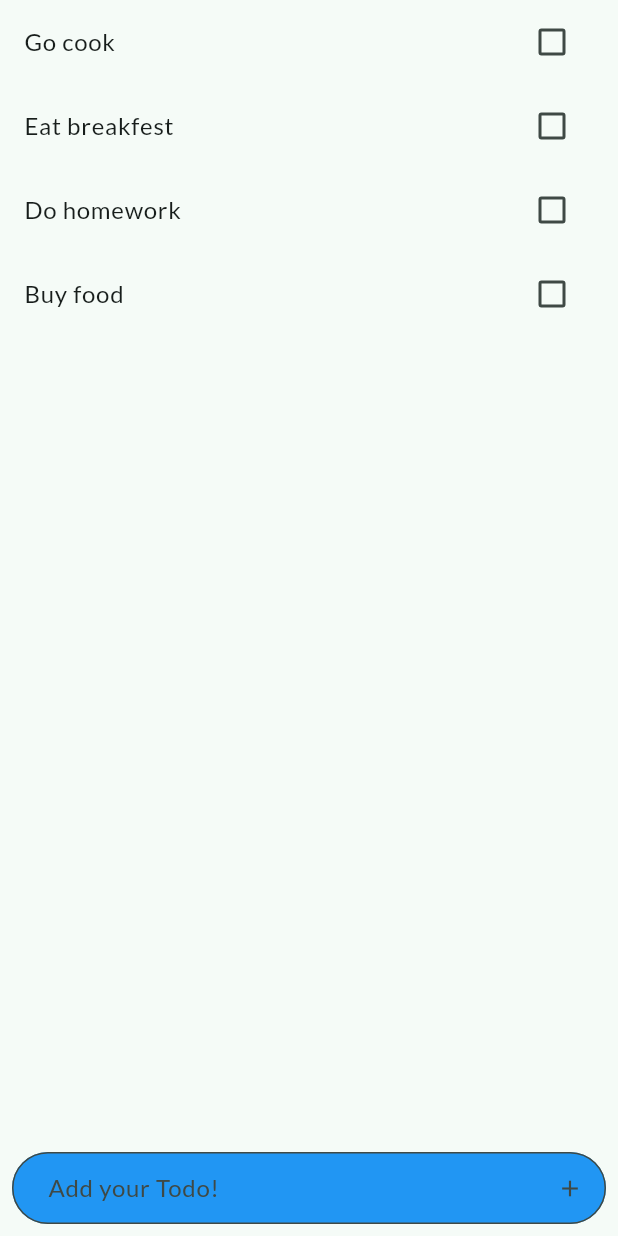
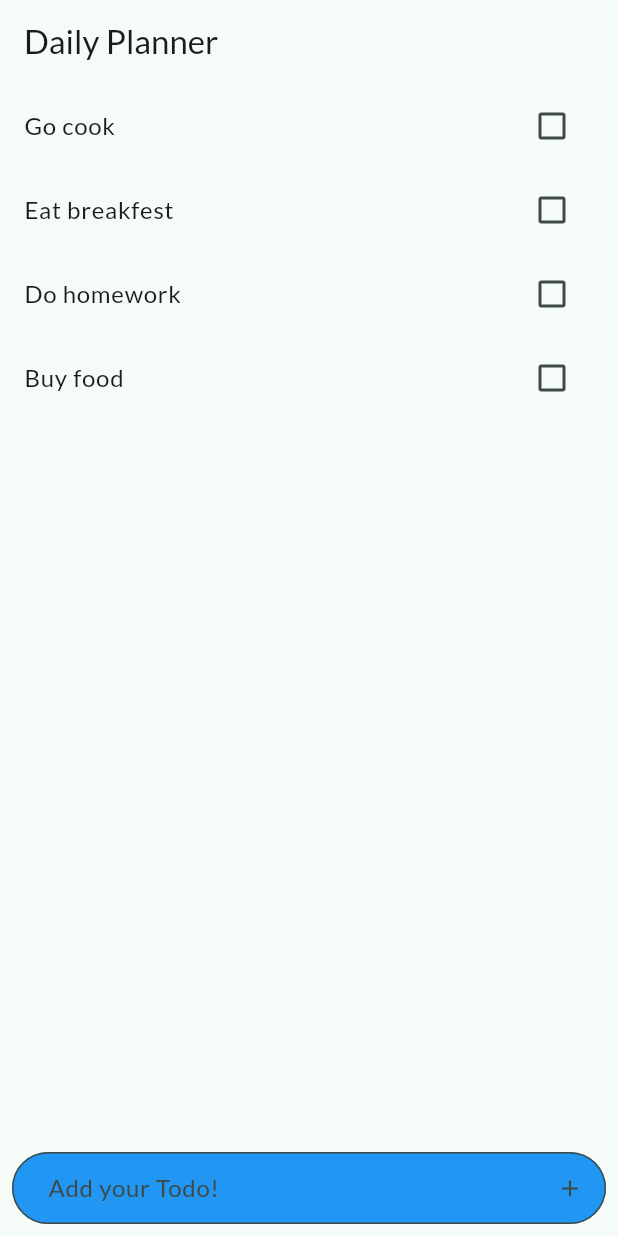
Before and after one commit to JJJangJeongSu/todo_reminder_app, a Flutter app: the screen it shows after launch, on a phone screen of 412 x 824 dp. Run offline on Flutter 3.47's test engine with Material 3 defaults, Android fonts, the phone set to English and light mode, and no system bars; our stand-ins replace flutter_riverpod, google_fonts.

Commit message:
Simple Daily todo functionality

```diff
--- a/lib/data/dummy_data.dart
+++ b/lib/data/dummy_data.dart
@@ -1,7 +1,7 @@
 import 'package:flutter/material.dart';
 import 'package:todo_reminder_app/models/daily_todo.dart';
 
-final myTodos = [
+final todos = [
   DailyTodo(content: "Go cook", done: false, id: UniqueKey().toString()),
   DailyTodo(content: "Eat breakfest", id: UniqueKey().toString()),
   DailyTodo(content: "Do homework", id: UniqueKey().toString()),
--- a/lib/main.dart
+++ b/lib/main.dart
@@ -1,4 +1,5 @@
 import 'package:flutter/material.dart';
+import 'package:flutter_riverpod/flutter_riverpod.dart';
 import 'package:google_fonts/google_fonts.dart';
 import 'package:todo_reminder_app/screens/main_frame.dart';
 
@@ -12,17 +13,18 @@ final theme = ThemeData(
     seedColor: Color.fromARGB(255, 0, 173, 145),
   ),
   textTheme: GoogleFonts.latoTextTheme(),
-    bottomSheetTheme:
-        BottomSheetThemeData(modalBackgroundColor: Colors.transparent));
+);
 
 class MainApp extends StatelessWidget {
   const MainApp({super.key});
 
   @override
   Widget build(BuildContext context) {
-    return MaterialApp(
+    return ProviderScope(
+      child: MaterialApp(
         home: MainFrame(),
         theme: theme,
+      ),
     );
   }
 }
--- a/lib/screens/daily_planner.dart
+++ b/lib/screens/daily_planner.dart
@@ -1,26 +1,40 @@
 import 'package:flutter/material.dart';
+import 'package:flutter_riverpod/flutter_riverpod.dart';
 import 'package:todo_reminder_app/data/dummy_data.dart';
+import 'package:todo_reminder_app/providers/daily_todo_provider.dart';
 import 'package:todo_reminder_app/widgets/daily_text_field.dart';
 import 'package:todo_reminder_app/widgets/daily_todo_tile.dart';
+import 'package:todo_reminder_app/widgets/daily_todo_tiles.dart';
 
-class DailyPlanner extends StatefulWidget {
+class DailyPlanner extends ConsumerStatefulWidget {
   @override
-  State<DailyPlanner> createState() {
+  ConsumerState<DailyPlanner> createState() {
     return _DailyPlannerState();
   }
 }
 
-class _DailyPlannerState extends State<DailyPlanner> {
+class _DailyPlannerState extends ConsumerState<DailyPlanner> {
+  void toggleTodo(String id, bool val) {
+    ref.read(todosProvider.notifier).toggle(id, val);
+  }
+
   @override
   Widget build(BuildContext context) {
+    final todos = ref.watch(todosProvider);
     return Scaffold(
-      body: ListView.builder(
-        itemCount: myTodos.length,
-        itemBuilder: (context, index) {
-          return DailyTodoTile(todo: myTodos[index]);
-        },
-      ),
-      bottomNavigationBar: DailyTextField(),
-    );
+        appBar: AppBar(
+          title: Text("Daily Planner"),
+        ),
+        body: Stack(
+          children: [
+            DailyTodoTiles(),
+            Positioned(
+              bottom: 0,
+              left: 0,
+              right: 0,
+              child: DailyTextField(),
+            )
+          ],
+        ));
   }
 }
--- a/lib/widgets/daily_text_field.dart
+++ b/lib/widgets/daily_text_field.dart
@@ -1,15 +1,21 @@
 import 'package:flutter/material.dart';
+import 'package:flutter/services.dart';
+import 'package:flutter_riverpod/flutter_riverpod.dart';
+import 'package:todo_reminder_app/models/daily_todo.dart';
+import 'package:todo_reminder_app/providers/daily_todo_provider.dart';
 
-class DailyTextField extends StatelessWidget {
-  const DailyTextField({
+class DailyTextField extends ConsumerWidget {
+  DailyTextField({
     super.key,
   });
 
+  final newTodoItemController = TextEditingController();
   @override
-  Widget build(BuildContext context) {
+  Widget build(BuildContext context, WidgetRef ref) {
     return Padding(
       padding: const EdgeInsets.all(8.0),
       child: TextField(
+        controller: newTodoItemController,
         decoration: InputDecoration(
           hintText: "Add your Todo!",
           filled: true,
@@ -18,7 +24,14 @@ class DailyTextField extends StatelessWidget {
           contentPadding: EdgeInsets.symmetric(horizontal: 20, vertical: 10),
           isDense: true,
           suffixIcon: IconButton(
-            onPressed: () {},
+            onPressed: () {
+              ref.read(todosProvider.notifier).add(
+                    DailyTodo(
+                      content: newTodoItemController.text,
+                      id: UniqueKey().toString(),
+                    ),
+                  );
+            },
             icon: const Icon(Icons.add),
           ),
         ),
--- a/lib/widgets/daily_todo_tile.dart
+++ b/lib/widgets/daily_todo_tile.dart
@@ -1,25 +1,23 @@
 import 'package:flutter/material.dart';
 import 'package:todo_reminder_app/models/daily_todo.dart';
 
-class DailyTodoTile extends StatefulWidget {
-  DailyTodoTile({required this.todo});
+class DailyTodoTile extends StatelessWidget {
+  DailyTodoTile({required this.todo, required this.toggleTodo});
+
+  void Function(String id, bool val) toggleTodo;
 
   DailyTodo todo;
-  @override
-  State<StatefulWidget> createState() {
-    return _DailyTodoTileState();
-  }
-}
 
-class _DailyTodoTileState extends State<DailyTodoTile> {
   @override
   Widget build(BuildContext context) {
-    final todo = widget.todo;
-
-    return CheckboxListTile(
-      title: Text(todo.content),
-      onChanged: (value) {},
-      value: todo.done,
+    return GestureDetector(
+      child: CheckboxListTile(
+        title: Text(todo.content),
+        onChanged: (value) {
+          toggleTodo(todo.id, value!);
+        },
+        value: todo.done,
+      ),
     );
   }
 }
--- /dev/null
+++ b/lib/widgets/daily_todo_tiles.dart
@@ -0,0 +1,26 @@
+import 'package:flutter/material.dart';
+import 'package:flutter_riverpod/flutter_riverpod.dart';
+import 'package:todo_reminder_app/models/daily_todo.dart';
+import 'package:todo_reminder_app/providers/daily_todo_provider.dart';
+import 'package:todo_reminder_app/widgets/daily_todo_tile.dart';
+
+class DailyTodoTiles extends ConsumerWidget {
+  @override
+  Widget build(BuildContext context, WidgetRef ref) {
+    void toggleTodo(String id, bool val) {
+      ref.read(todosProvider.notifier).toggle(id, val);
+    }
+
+    final todos = ref.watch(todosProvider);
+
+    return ListView.builder(
+      itemCount: todos.length,
+      itemBuilder: (context, index) {
+        return DailyTodoTile(
+          todo: todos[index],
+          toggleTodo: toggleTodo,
+        );
+      },
+    );
+  }
+}
```
Also changed, not shown: lib/providers/daily_todo_provider.dart (+12 -3 lines). Lines whose indentation alone changed are shown as unchanged.
